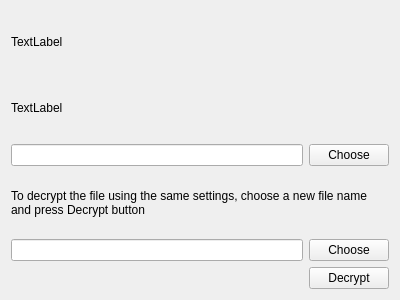
xuefeng-huang/block_cipher_FYP, file savefile.ui: the form before one commit.
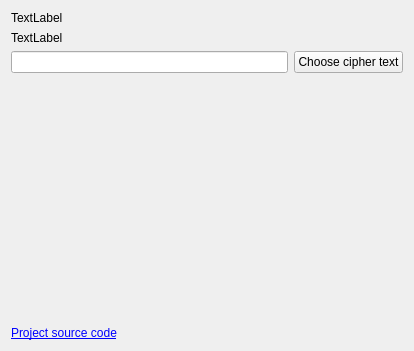
The form after the commit.

Commit message: move decryption to a new tab

Patch:
```diff
--- a/savefile.ui
+++ b/savefile.ui
@@ -6,10 +6,28 @@
    <rect>
     <x>0</x>
     <y>0</y>
-    <width>400</width>
-    <height>300</height>
+    <width>414</width>
+    <height>351</height>
    </rect>
   </property>
+  <property name="sizePolicy">
+   <sizepolicy hsizetype="Preferred" vsizetype="Preferred">
+    <horstretch>0</horstretch>
+    <verstretch>0</verstretch>
+   </sizepolicy>
+  </property>
+  <property name="minimumSize">
+   <size>
+    <width>0</width>
+    <height>0</height>
+   </size>
+  </property>
+  <property name="maximumSize">
+   <size>
+    <width>16777215</width>
+    <height>16777215</height>
+   </size>
+  </property>
   <property name="windowTitle">
    <string>WizardPage</string>
   </property>
@@ -36,60 +54,35 @@
      <item>
       <widget class="QPushButton" name="choose_button">
        <property name="text">
-        <string>Choose</string>
+        <string>Choose cipher text</string>
        </property>
       </widget>
      </item>
     </layout>
    </item>
    <item>
-    <widget class="QLabel" name="label">
+    <spacer name="verticalSpacer">
+     <property name="orientation">
+      <enum>Qt::Vertical</enum>
+     </property>
+     <property name="sizeHint" stdset="0">
+      <size>
+       <width>20</width>
+       <height>40</height>
+      </size>
+     </property>
+    </spacer>
+   </item>
+   <item>
+    <widget class="QLabel" name="label_2">
      <property name="text">
-      <string>To decrypt the file using the same settings, choose a new file name and press Decrypt button</string>
+      <string>&lt;html&gt;&lt;head/&gt;&lt;body&gt;&lt;p&gt;&lt;a href=&quot;https://github.com/xuefeng-huang/block_cipher_FYP&quot;&gt;&lt;span style=&quot; text-decoration: underline; color:#0000ff;&quot;&gt;Project source code&lt;/span&gt;&lt;/a&gt;&lt;/p&gt;&lt;/body&gt;&lt;/html&gt;</string>
      </property>
-     <property name="wordWrap">
+     <property name="openExternalLinks">
       <bool>true</bool>
      </property>
     </widget>
    </item>
-   <item>
-    <layout class="QHBoxLayout" name="horizontalLayout_2">
-     <item>
-      <widget class="QLineEdit" name="decrypt_file_path"/>
-     </item>
-     <item>
-      <widget class="QPushButton" name="choose_decrypt">
-       <property name="text">
-        <string>Choose</string>
-       </property>
-      </widget>
-     </item>
-    </layout>
-   </item>
-   <item>
-    <layout class="QHBoxLayout" name="horizontalLayout_3">
-     <item>
-      <spacer name="horizontalSpacer">
-       <property name="orientation">
-        <enum>Qt::Horizontal</enum>
-       </property>
-       <property name="sizeHint" stdset="0">
-        <size>
-         <width>40</width>
-         <height>20</height>
-        </size>
-       </property>
-      </spacer>
-     </item>
-     <item>
-      <widget class="QPushButton" name="decrypt_button">
-       <property name="text">
-        <string>Decrypt</string>
-       </property>
-      </widget>
-     </item>
-    </layout>
-   </item>
   </layout>
  </widget>
  <resources/>
```
Left out of the diff: 2 changed lines with no effect on the pictures. The commit also changes 7 other files.
